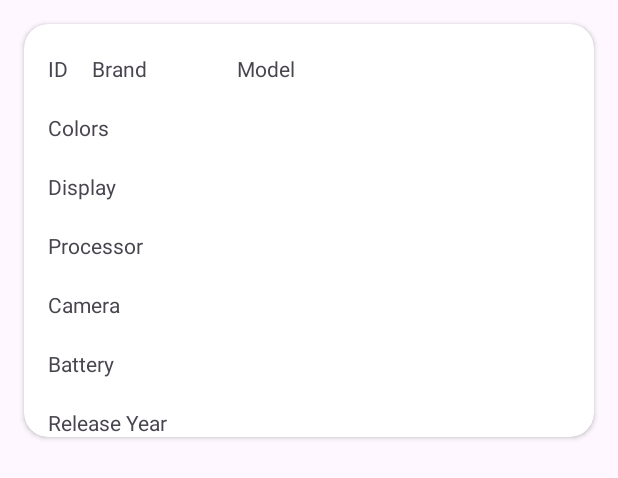
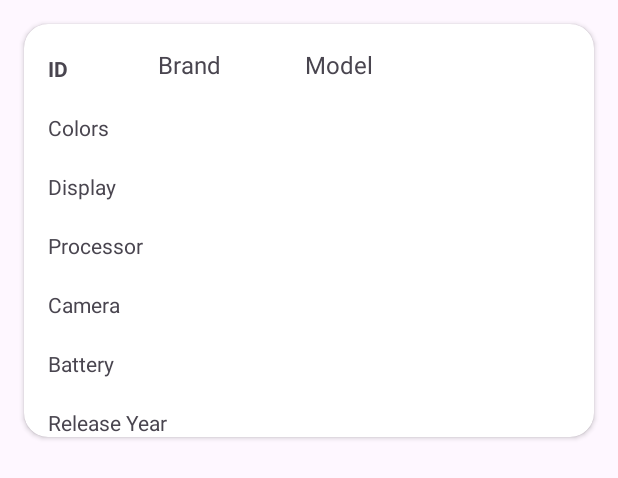
Before and after one commit to doksss/anmp_week4, an Android app: the layout handphone_list_item.xml on its own in the app's theme, with its tools: preview values and no code run, on a phone screen of 412 x 824 dp. Shown: the top 478 px of the screen. Run offline under Robolectric (Android 15) with nearby library versions, the phone set to English and light mode, and no system bars; network calls fail.

```diff
--- a/app/src/main/res/layout/handphone_list_item.xml
+++ b/app/src/main/res/layout/handphone_list_item.xml
@@ -26,9 +26,10 @@
                 android:id="@+id/txtBrand"
                 android:layout_width="wrap_content"
                 android:layout_height="wrap_content"
-                android:layout_marginStart="16dp"
-                android:layout_marginTop="20dp"
+                android:layout_marginStart="60dp"
+                android:layout_marginTop="16dp"
                 android:text="Brand"
+                android:textSize="16sp"
                 app:layout_constraintStart_toEndOf="@+id/txtId"
                 app:layout_constraintTop_toTopOf="parent" />
 
@@ -36,9 +37,10 @@
                 android:id="@+id/txtModel"
                 android:layout_width="wrap_content"
                 android:layout_height="wrap_content"
-                android:layout_marginStart="60dp"
-                android:layout_marginTop="20dp"
+                android:layout_marginStart="56dp"
+                android:layout_marginTop="16dp"
                 android:text="Model"
+                android:textSize="16sp"
                 app:layout_constraintStart_toEndOf="@+id/txtBrand"
                 app:layout_constraintTop_toTopOf="parent" />
 
@@ -69,6 +71,7 @@
                 android:layout_marginStart="16dp"
                 android:layout_marginTop="20dp"
                 android:text="ID"
+                android:textStyle="bold"
                 app:layout_constraintStart_toStartOf="parent"
                 app:layout_constraintTop_toTopOf="parent" />
 
```
Also changed, not shown: app/src/main/java/com/example/studentapp/view/HandphoneListAdapter.kt (+9 -2 lines).
